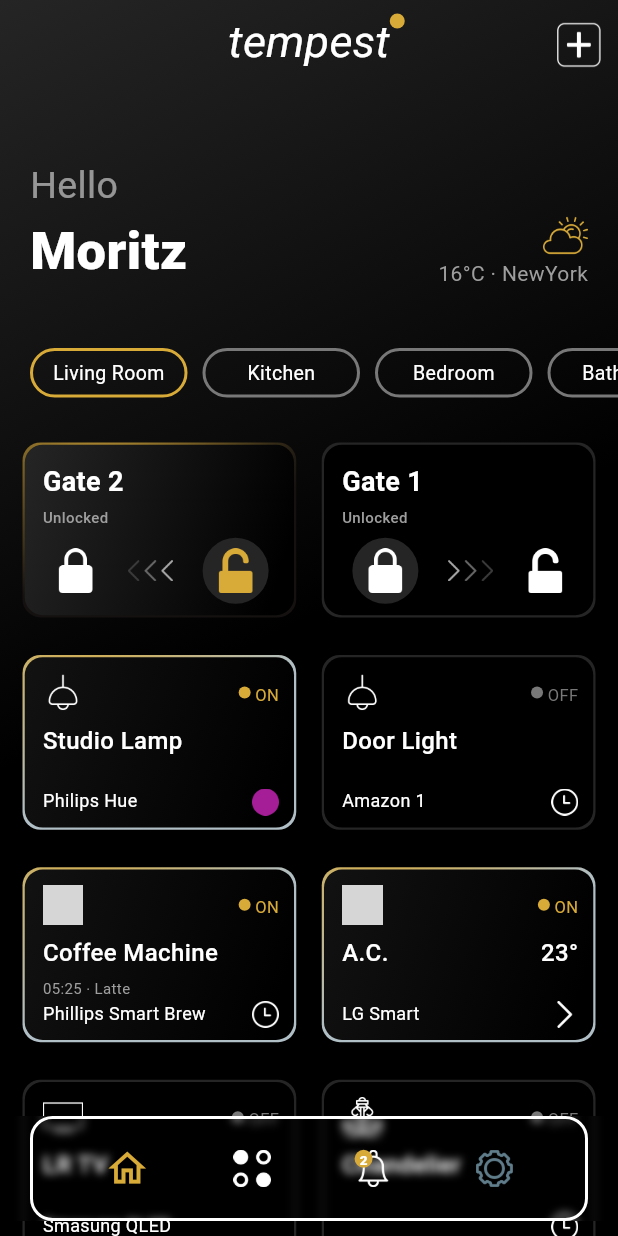
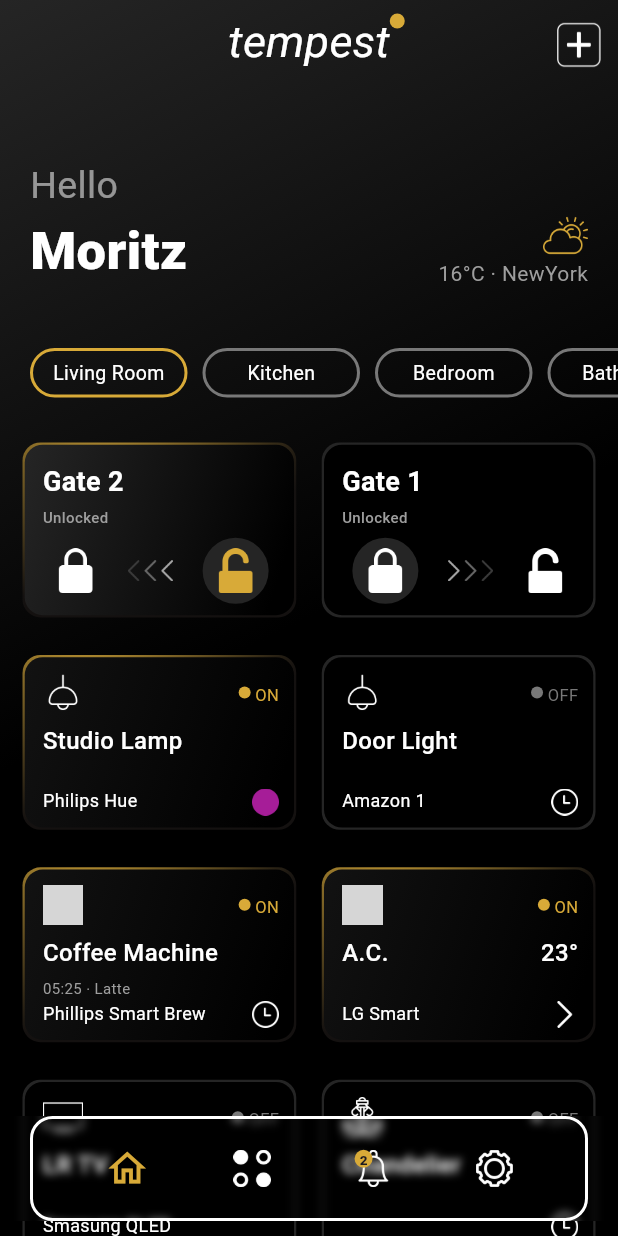
Before and after one commit to ravipatel0508/Home-automation-ui-flutter, a Flutter app: the screen it shows after launch, on a phone screen of 412 x 824 dp. Run offline on Flutter 3.47's test engine with Material 3 defaults, Android fonts, the phone set to English and light mode, and no system bars; our stand-ins replace google_fonts; grey boxes are pictures that could not be loaded.

Commit message:
Fix: grid color

```diff
--- a/lib/constants.dart
+++ b/lib/constants.dart
@@ -9,7 +9,6 @@
 Color kTextColor = Colors.white;
 Color imageColor = Colors.white;
 Color gridTileBGColor = Colors.black;
-Color onOffStatusColor = kSecondaryColor;
 Color gridTileBorderColor = const Color(0xFF252525);
 
 const List<String> kRoomName = [
--- a/lib/grid_tile_ui.dart
+++ b/lib/grid_tile_ui.dart
@@ -1,3 +1,5 @@
+import 'dart:developer';
+
 import 'package:flutter/material.dart';
 import 'package:home_automation_ui/constants.dart';
 
@@ -30,6 +32,23 @@
 }
 
 class _ElectricApplianceGridTileState extends State<ElectricApplianceGridTile> {
+  List<bool> kElecricApplianceState = [
+    false,
+    true,
+    true,
+    false,
+    true,
+    true,
+    false,
+    false,
+    true,
+    false,
+    true,
+    true,
+    false,
+    false,
+  ];
+
   @override
   Widget build(BuildContext context) {
     return GestureDetector(
@@ -50,7 +69,7 @@
                     center: Alignment.topLeft,
                     radius: 1.3,
                     transform: const GradientRotation(0.5),
-                    colors: [kPrimaryColor, Colors.blueGrey[200]!],
+                    colors: [kPrimaryColor, const Color(0xFF141110)],
                   )
                 : null,
           ),
@@ -78,9 +97,8 @@
                         height: 8,
                         width: 8,
                         decoration: BoxDecoration(
-                          color: widget.isLocked
-                              ? kPrimaryColor
-                              : onOffStatusColor,
+                          color:
+                              widget.isLocked ? kPrimaryColor : kSecondaryColor,
                           borderRadius:
                               const BorderRadius.all(Radius.circular(100)),
                         ),
@@ -94,7 +112,7 @@
                         style: TextStyle(
                             color: widget.isLocked
                                 ? kPrimaryColor
-                                : onOffStatusColor,
+                                : kSecondaryColor,
                             fontSize: 11),
                       ),
                     )
@@ -244,6 +262,7 @@
                               axis: Axis.horizontal,
                               hitTestBehavior: HitTestBehavior.translucent,
                               onDragEnd: (details) {
+                                log("Dragged");
                                 setState(() {
                                   kElecricApplianceState[widget.index] =
                                       !kElecricApplianceState[widget.index];
@@ -304,6 +323,7 @@
                             )
                           : Draggable(
                               onDragEnd: (details) {
+                                log("Dragged..");
                                 setState(() {
                                   kElecricApplianceState[widget.index] =
                                       !kElecricApplianceState[widget.index];
--- a/lib/main.dart
+++ b/lib/main.dart
@@ -253,7 +253,6 @@
                               "2",
                               style: TextStyle(
                                 fontSize: 9,
-                                color: Colors.white,
                                 fontWeight: FontWeight.w800,
                               ),
                             ),
@@ -262,7 +261,7 @@
                       ),
                       Image.asset(
                         "assets/icon/settings.png",
-                        color: Colors.blueGrey,
+                        color: Colors.white,
                         height: 25,
                       ),
                     ],
```
